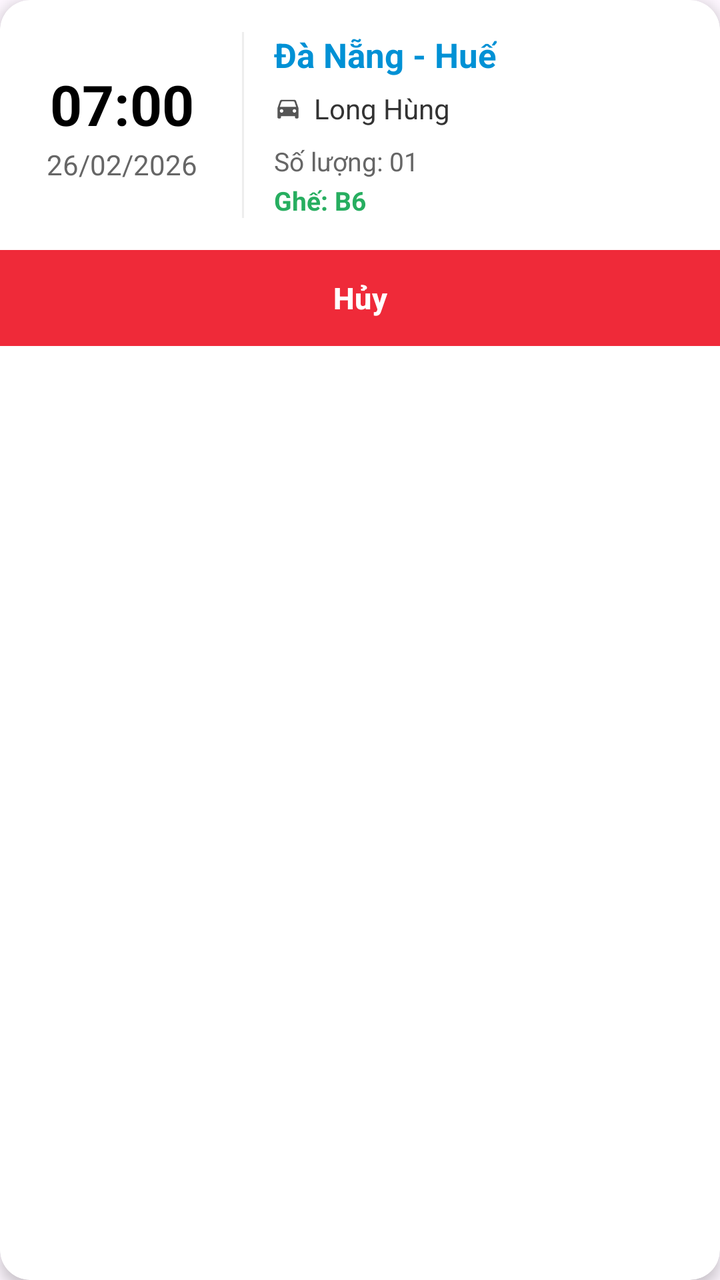
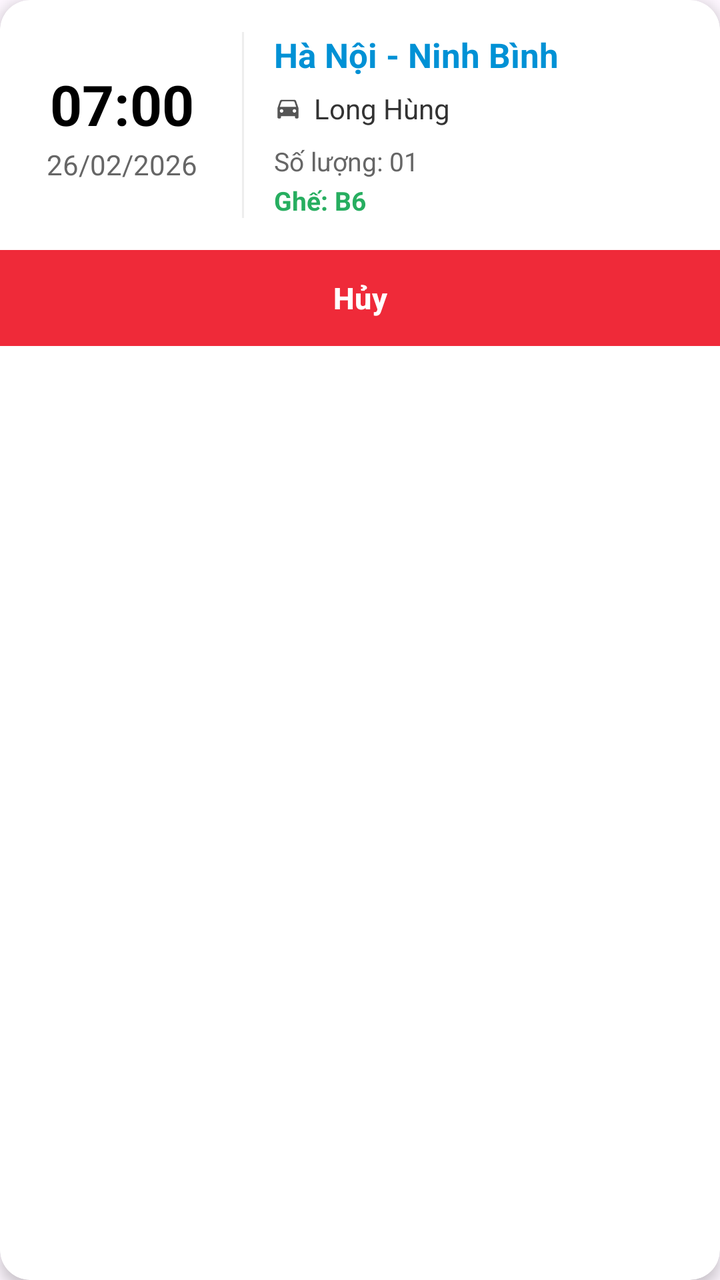

Two renders of the same Android screen: before a commit and after it. Below are the layout's source before the change and the commit's diff.
<!-- AndroidManifest.xml: application theme Theme.VeXeApp -->
<!-- res/layout/item_ticket.xml -->
<?xml version="1.0" encoding="utf-8"?>
<androidx.cardview.widget.CardView xmlns:android="http://schemas.android.com/apk/res/android"
    xmlns:app="http://schemas.android.com/apk/res-auto"
    android:layout_width="match_parent"
    android:layout_height="wrap_content"
    android:layout_marginHorizontal="15dp"
    android:layout_marginBottom="16dp"
    app:cardCornerRadius="15dp"
    app:cardElevation="4dp">

    <LinearLayout
        android:layout_width="match_parent"
        android:layout_height="wrap_content"
        android:orientation="vertical">

        <LinearLayout
            android:layout_width="match_parent"
            android:layout_height="wrap_content"
            android:orientation="horizontal"
            android:padding="16dp">

            
            <LinearLayout
                android:layout_width="90dp"
                android:layout_height="wrap_content"
                android:layout_gravity="center_vertical"
                android:gravity="center"
                android:orientation="vertical">
                <TextView
                    android:id="@+id/tvTime"
                    android:layout_width="wrap_content"
                    android:layout_height="wrap_content"
                    android:text="07:00"
                    android:textColor="#000000"
                    android:textSize="28sp"
                    android:textStyle="bold"
                    android:gravity="center" />
                <TextView
                    android:id="@+id/tvDate"
                    android:layout_width="wrap_content"
                    android:layout_height="wrap_content"
                    android:layout_marginTop="2dp"
                    android:text="26/02/2026"
                    android:textColor="#666666"
                    android:textSize="14sp"
                    android:gravity="center" />
            </LinearLayout>

            
            <View
                android:layout_width="1dp"
                android:layout_height="match_parent"
                android:layout_marginHorizontal="15dp"
                android:background="#EEEEEE" />

            
            <LinearLayout
                android:layout_width="match_parent"
                android:layout_height="wrap_content"
                android:layout_gravity="center_vertical"
                android:orientation="vertical">

                <TextView
                    android:id="@+id/tvRoute"
                    android:layout_width="wrap_content"
                    android:layout_height="wrap_content"
                    android:text="Đà Nẵng - Huế"
                    android:textColor="#0091D5"
                    android:textSize="17sp"
                    android:textStyle="bold" />

                <LinearLayout
                    android:layout_width="wrap_content"
                    android:layout_height="wrap_content"
                    android:layout_marginTop="6dp"
                    android:gravity="center_vertical"
                    android:orientation="horizontal">
                    <ImageView
                        android:layout_width="14dp"
                        android:layout_height="14dp"
                        android:src="@drawable/ic_car"
                        app:tint="#555555" />
                    <TextView
                        android:id="@+id/tvCar"
                        android:layout_width="wrap_content"
                        android:layout_height="wrap_content"
                        android:layout_marginStart="6dp"
                        android:text="Long Hùng"
                        android:textColor="#333333"
                        android:textSize="14sp" />
                </LinearLayout>

                <LinearLayout
                    android:layout_width="match_parent"
                    android:layout_height="wrap_content"
                    android:layout_marginTop="8dp"
                    android:orientation="vertical">
                    <TextView
                        android:id="@+id/tvSeatCount"
                        android:layout_width="wrap_content"
                        android:layout_height="wrap_content"
                        android:text="Số lượng: 01"
                        android:textColor="#666666"
                        android:textSize="13sp" />

                    <TextView
                        android:id="@+id/tvSeats"
                        android:layout_width="wrap_content"
                        android:layout_height="wrap_content"
                        android:layout_marginTop="2dp"
                        android:text="Ghế: B6"
                        android:textColor="#27AE60"
                        android:textStyle="bold"
                        android:textSize="13sp" />
                </LinearLayout>
            </LinearLayout>
        </LinearLayout>

        
        <Button
            android:id="@+id/btnAction"
            android:layout_width="match_parent"
            android:layout_height="48dp"
            android:backgroundTint="#EF2A39"
            android:text="Hủy"
            android:textAllCaps="false"
            android:textColor="@color/white"
            android:textSize="15sp"
            android:textStyle="bold"
            android:insetTop="0dp"
            android:insetBottom="0dp"
            app:cornerRadius="0dp"
            android:stateListAnimator="@null"/>
    </LinearLayout>
</androidx.cardview.widget.CardView>
<!-- resources referenced by this layout -->
<resources>
  <color name="white">#FFFFFFFF</color>
  <!-- drawable ic_car (drawable) -->
  <vector xmlns:android="http://schemas.android.com/apk/res/android"
      android:width="24dp"
      android:height="24dp"
      android:viewportWidth="24"
      android:viewportHeight="24">
      <path
          android:fillColor="#000000"
          android:pathData="M18.92,6.01C18.72,5.42 18.16,5 17.5,5h-11c-0.66,0 -1.21,0.42 -1.42,1.01L3,12v8c0,0.55 0.45,1 1,1h1c0.55,0 1,-0.45 1,-1v-1h12v1c0,0.55 0.45,1 1,1h1c0.55,0 1,-0.45 1,-1v-8l-2.08,-5.99zM6.5,16c-0.83,0 -1.5,-0.67 -1.5,-1.5S5.67,13 6.5,13s1.5,0.67 1.5,1.5S7.33,16 6.5,16zM17.5,16c-0.83,0 -1.5,-0.67 -1.5,-1.5s0.67,-1.5 1.5,-1.5s1.5,0.67 1.5,1.5S18.33,16 17.5,16zM5,11l1.27,-3.82C6.41,6.65 6.9,6.31 7.45,6.31h9.09c0.55,0 1.04,0.34 1.18,0.87L19,11H5z"/>
  </vector>
  <style name="Theme.VeXeApp" parent="Base.Theme.VeXeApp" />
  <style name="Base.Theme.VeXeApp" parent="Theme.Material3.DayNight.NoActionBar">
          
      </style>
</resources>

<!-- the commit's change to res/layout/item_ticket.xml (unified diff, before → after) -->
@@ -64,7 +64,7 @@
                     android:id="@+id/tvRoute"
                     android:layout_width="wrap_content"
                     android:layout_height="wrap_content"
-                    android:text="Đà Nẵng - Huế"
+                    android:text="Hà Nội - Ninh Bình"
                     android:textColor="#0091D5"
                     android:textSize="17sp"
                     android:textStyle="bold" />
